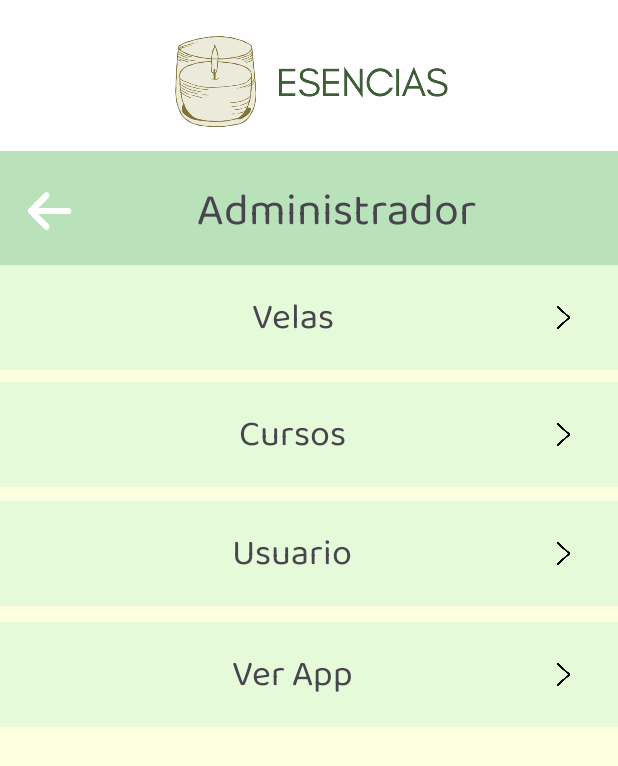
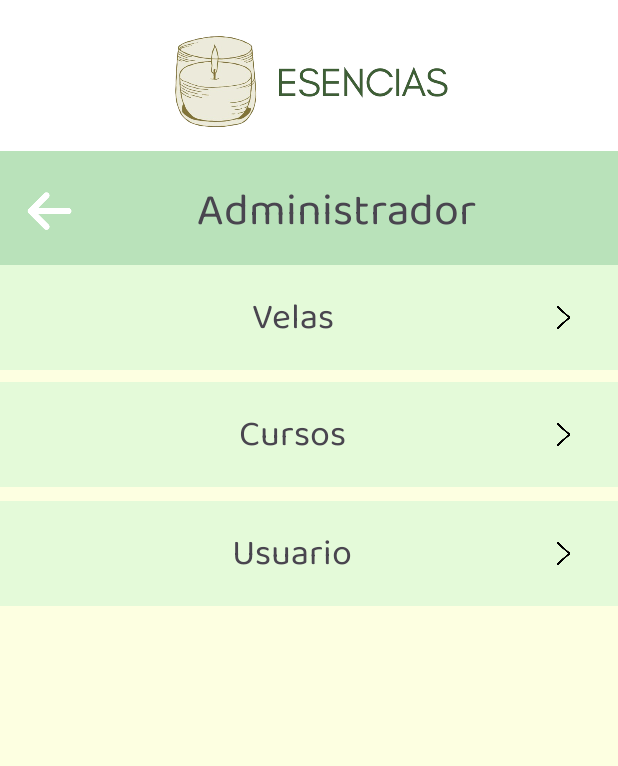
Before and after one commit to andrearodriguez7/Proyecto-Android-Esencias, an Android app: the MenuAdministrador screen opened directly, with no data from a screen before it, on a phone screen of 412 x 824 dp. Shown: the top 766 px of the screen. Run offline under Robolectric (Android 15) with nearby library versions, the light colour scheme and no system bars.

Commit message:
"ver app eliminado en menu administrador"

```diff
--- a/app/src/main/res/layout/activity_menu_administrador.xml
+++ b/app/src/main/res/layout/activity_menu_administrador.xml
@@ -193,48 +193,5 @@
 
     </LinearLayout>
 
-    <LinearLayout
-        android:id="@+id/Contenedorapp"
-        android:layout_width="match_parent"
-        android:layout_height="wrap_content"
-        android:orientation="horizontal"
-        app:layout_constraintBottom_toBottomOf="parent"
-        app:layout_constraintEnd_toEndOf="parent"
-        app:layout_constraintHorizontal_bias="1.0"
-        app:layout_constraintStart_toStartOf="parent"
-        app:layout_constraintTop_toTopOf="parent"
-        app:layout_constraintVertical_bias="0.55">
-
-        <TextView
-            android:id="@+id/App"
-            android:layout_width="339dp"
-            android:layout_height="70dp"
-            android:background="@color/verdepastel"
-            android:fontFamily="@font/baloo_thambi_2"
-            android:gravity="center"
-            android:paddingLeft="50dp"
-            android:text="Ver App"
-            android:textAlignment="center"
-            android:textSize="24sp"
-            app:layout_constraintBottom_toBottomOf="parent"
-            app:layout_constraintEnd_toEndOf="parent"
-            app:layout_constraintHorizontal_bias="0.498"
-            app:layout_constraintStart_toStartOf="parent"
-            app:layout_constraintTop_toBottomOf="@+id/linearLayout"
-            app:layout_constraintVertical_bias="0.0" />
-
-        <ImageView
-            android:id="@+id/flechaApp"
-            android:layout_width="wrap_content"
-            android:layout_height="70dp"
-            android:layout_weight="1"
-            android:background="@color/verdepastel"
-            android:padding="27dp"
-            app:srcCompat="@drawable/entrar"
-            tools:srcCompat="@drawable/entrar" />
-
-
-    </LinearLayout>
-
 
 </androidx.constraintlayout.widget.ConstraintLayout>
```
